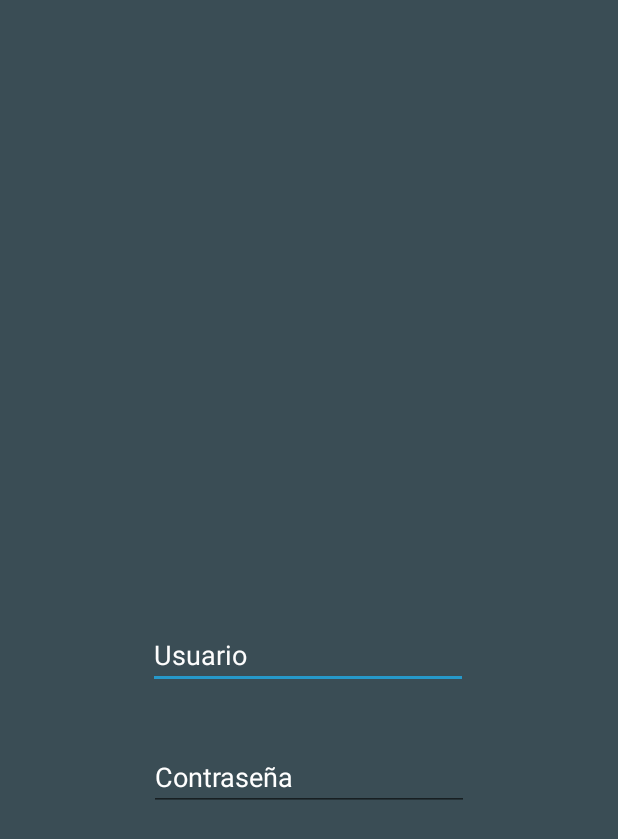
After one commit to gabrielgraunegreiros/PaywalletNative, an Android app: the layout login.xml on its own in the app's theme, with its tools: preview values and no code run, on a phone screen of 412 x 824 dp. The commit adds this screen. Shown: the top 839 px of the screen. Run offline under Robolectric (Android 15) with nearby library versions, the phone set to English and light mode, and no system bars.

Commit message:
Cambio de diseño y login

```diff
--- a/app/src/main/AndroidManifest.xml
+++ b/app/src/main/AndroidManifest.xml
@@ -10,6 +10,7 @@
         android:supportsRtl="true"
         android:theme="@style/Theme.ProyectoMoviles">
         <activity
+            android:theme="@style/Theme.ProyectoMoviles.NoActionBarAndStatusBar"
             android:name=".MainActivity"
             android:exported="true">
             <intent-filter>
--- /dev/null
+++ b/app/src/main/res/layout/login.xml
@@ -0,0 +1,41 @@
+<?xml version="1.0" encoding="utf-8"?>
+<androidx.constraintlayout.widget.ConstraintLayout xmlns:android="http://schemas.android.com/apk/res/android"
+    xmlns:app="http://schemas.android.com/apk/res-auto"
+    xmlns:tools="http://schemas.android.com/tools"
+    android:layout_width="match_parent"
+    android:layout_height="match_parent"
+    android:background="#3A4D55">
+
+    <EditText
+        android:id="@+id/editTextTextPersonName"
+        android:layout_width="wrap_content"
+        android:layout_height="wrap_content"
+        android:layout_marginStart="32dp"
+        android:layout_marginEnd="32dp"
+        android:layout_marginBottom="36dp"
+        android:ems="10"
+        android:hint="Usuario"
+        android:inputType="textPersonName"
+        android:textColorHint="#FDFDFD"
+        app:layout_constraintBottom_toTopOf="@+id/editTextTextPassword"
+        app:layout_constraintEnd_toEndOf="parent"
+        app:layout_constraintHorizontal_bias="0.496"
+        app:layout_constraintStart_toStartOf="parent"
+        tools:ignore="TouchTargetSizeCheck" />
+
+    <EditText
+        android:id="@+id/editTextTextPassword"
+        android:layout_width="wrap_content"
+        android:layout_height="wrap_content"
+        android:layout_marginStart="32dp"
+        android:layout_marginEnd="32dp"
+        android:layout_marginBottom="283dp"
+        android:ems="10"
+        android:hint="Contraseña"
+        android:inputType="textPassword"
+        android:textColorHint="#FFFFFF"
+        app:layout_constraintBottom_toBottomOf="parent"
+        app:layout_constraintEnd_toEndOf="parent"
+        app:layout_constraintStart_toStartOf="parent"
+        tools:ignore="TouchTargetSizeCheck" />
+</androidx.constraintlayout.widget.ConstraintLayout>
--- a/app/src/main/res/values/themes.xml
+++ b/app/src/main/res/values/themes.xml
@@ -2,15 +2,22 @@
     <!-- Base application theme. -->
     <style name="Theme.ProyectoMoviles" parent="Theme.MaterialComponents.DayNight.DarkActionBar">
         <!-- Primary brand color. -->
-        <item name="colorPrimary">@color/purple_500</item>
-        <item name="colorPrimaryVariant">@color/purple_700</item>
+        <item name="colorPrimary">#3A4D55</item>
+        <item name="colorPrimaryVariant">#202F35</item>
         <item name="colorOnPrimary">@color/white</item>
         <!-- Secondary brand color. -->
-        <item name="colorSecondary">@color/teal_200</item>
-        <item name="colorSecondaryVariant">@color/teal_700</item>
+        <item name="colorSecondary">#2699CA</item>
+        <item name="colorSecondaryVariant">#082F40</item>
         <item name="colorOnSecondary">@color/black</item>
         <!-- Status bar color. -->
         <item name="android:statusBarColor" tools:targetApi="l">?attr/colorPrimaryVariant</item>
         <!-- Customize your theme here. -->
     </style>
+    <style name="Theme.ProyectoMoviles.NoActionBarAndStatusBar">
+        <item name="windowActionBar">false</item>
+        <item name="windowNoTitle">true</item>
+        <item name="android:windowTranslucentStatus">true</item>
+        <item name="android:windowTranslucentNavigation">true</item>
+        <item name="android:fitsSystemWindows">true</item>
+    </style>
 </resources>
```
